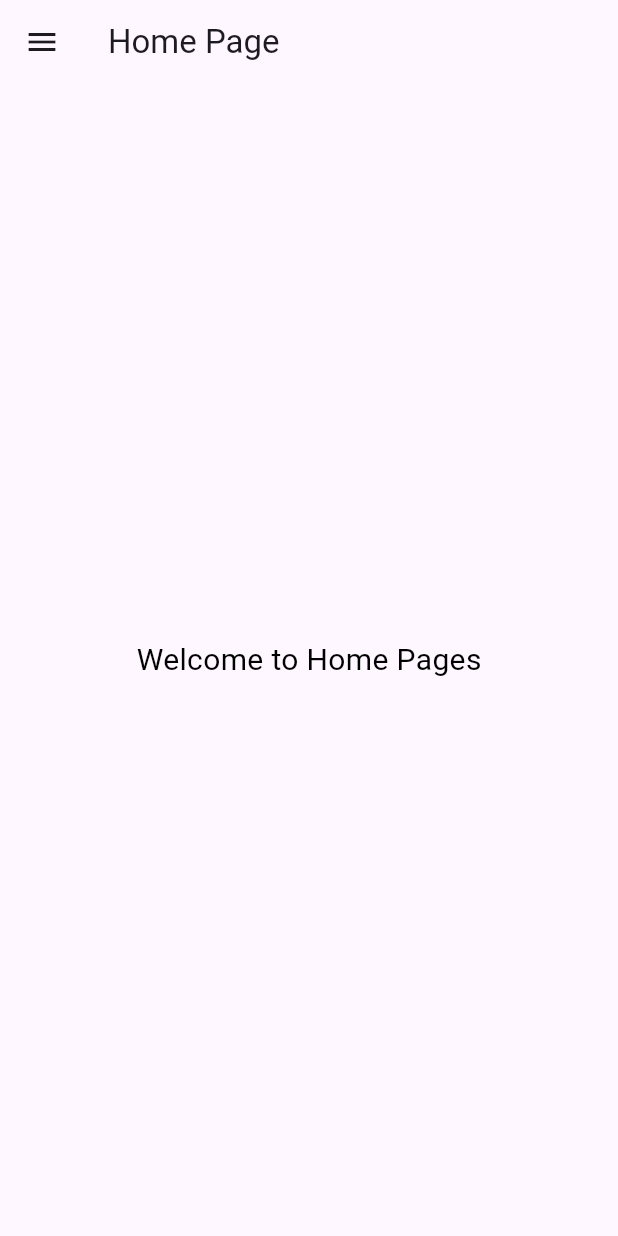
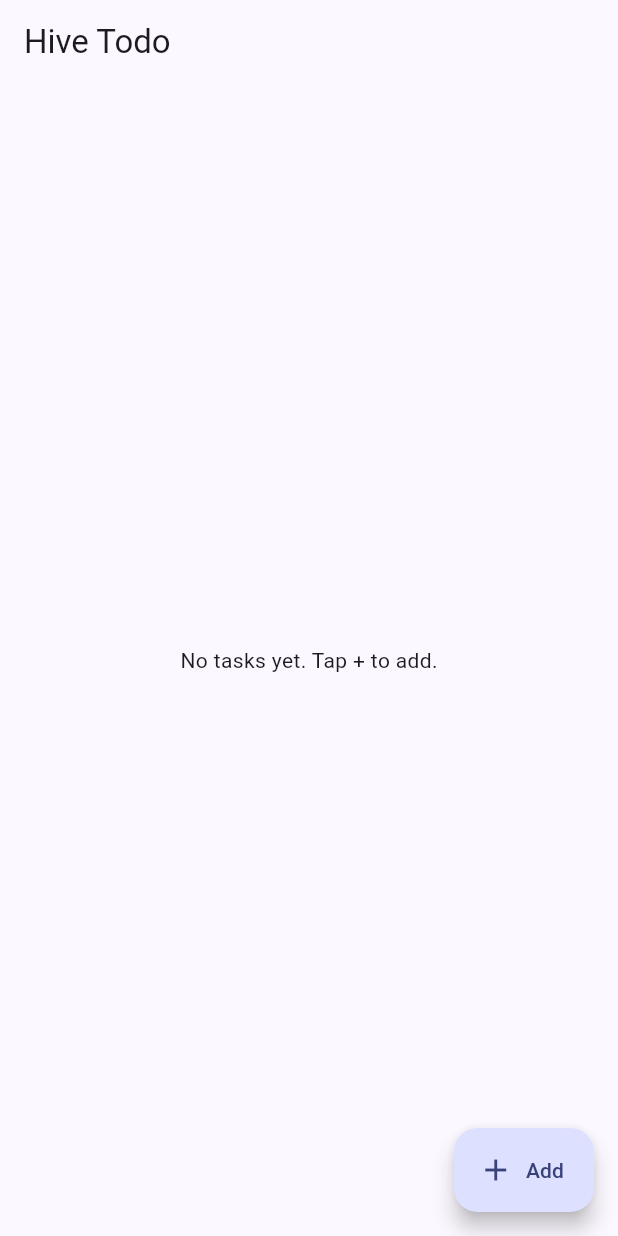
Before and after one commit to ranjanath-tech/Flutter-Theme, a Flutter app: the screen it shows after launch, on a phone screen of 412 x 824 dp. Run offline on Flutter 3.47's test engine with Material 3 defaults, Android fonts, the phone set to English and light mode, and no system bars; our stand-ins replace flutter_secure_storage, hive, hive_flutter; accounts and stored records are empty.

Commit message:
hive learn

```diff
--- /dev/null
+++ b/lib/data/hive_box.dart
@@ -0,0 +1,10 @@
+import 'package:hive_flutter/hive_flutter.dart';
+
+class HiveBoxes {
+  static const tasks = 'tasks';
+  static const settings = 'settings';
+
+  static Future<void> init() async {
+    await Hive.initFlutter();
+  }
+}
--- a/lib/home_page.dart
+++ b/lib/home_page.dart
@@ -1,3 +1,83 @@
+// import 'package:flutter/material.dart';
+// import 'theme_controller.dart';
+
+// class HomePage extends StatelessWidget {
+//   const HomePage({super.key});
+
+//   @override
+//   Widget build(BuildContext context) {
+//     final isDark = ThemeController.instance.isDark;
+
+//     return Scaffold(
+//       appBar: AppBar(
+//         title: const Text("Home Page"),
+//       ),
+//       drawer: Drawer(
+//         child: ListView(
+//           padding: EdgeInsets.zero,
+//           children: [
+//             const DrawerHeader(
+//               decoration: BoxDecoration(color: Colors.deepPurple),
+//               child: Text(
+//                 "Menu",
+//                 style: TextStyle(color: Colors.white, fontSize: 24),
+//               ),
+//             ),
+//             ListTile(
+//               leading: const Icon(Icons.info),
+//               title: const Text("About"),
+//               onTap: () {
+//                 Navigator.pop(context);
+//                 ScaffoldMessenger.of(context).showSnackBar(
+//                   const SnackBar(content: Text("About clicked")),
+//                 );
+//               },
+//             ),
+//             ListTile(
+//               leading: const Icon(Icons.person),
+//               title: const Text("Profile"),
+//               onTap: () {
+//                 Navigator.pop(context);
+//                 ScaffoldMessenger.of(context).showSnackBar(
+//                   const SnackBar(content: Text("Profile clicked")),
+//                 );
+//               },
+//             ),
+//             ListTile(
+//               leading: const Icon(Icons.logout),
+//               title: const Text("Logout"),
+//               onTap: () {
+//                 Navigator.pop(context);
+//                 ScaffoldMessenger.of(context).showSnackBar(
+//                   const SnackBar(content: Text("Logout clicked")),
+//                 );
+//               },
+//             ),
+//             ListTile(
+//               leading: Icon(
+//                 isDark ? Icons.nightlight_round : Icons.wb_sunny,
+//               ),
+//               title: Text(isDark ? "Dark Mode" : "Light Mode"),
+//               onTap: () {
+//                 Navigator.pop(context);
+//                 ThemeController.instance.toggleTheme(); // ✅ toggle global theme
+//               },
+//             ),
+//           ],
+//         ),
+//       ),
+//       body: Center(
+//         child: Text(
+//           "Welcome to Home Pages",
+//           style: TextStyle(
+//             fontSize: 20,
+//             color: isDark ? Colors.black:Colors.white,
+//           ),
+//         ),
+//       ),
+//     );
+//   }
+// }
 import 'package:flutter/material.dart';
 import 'theme_controller.dart';
 
@@ -11,67 +91,21 @@ class HomePage extends StatelessWidget {
     return Scaffold(
       appBar: AppBar(
         title: const Text("Home Page"),
-      ),
-      drawer: Drawer(
-        child: ListView(
-          padding: EdgeInsets.zero,
-          children: [
-            const DrawerHeader(
-              decoration: BoxDecoration(color: Colors.deepPurple),
-              child: Text(
-                "Menu",
-                style: TextStyle(color: Colors.white, fontSize: 24),
-              ),
-            ),
-            ListTile(
-              leading: const Icon(Icons.info),
-              title: const Text("About"),
-              onTap: () {
-                Navigator.pop(context);
-                ScaffoldMessenger.of(context).showSnackBar(
-                  const SnackBar(content: Text("About clicked")),
-                );
-              },
-            ),
-            ListTile(
-              leading: const Icon(Icons.person),
-              title: const Text("Profile"),
-              onTap: () {
-                Navigator.pop(context);
-                ScaffoldMessenger.of(context).showSnackBar(
-                  const SnackBar(content: Text("Profile clicked")),
-                );
-              },
-            ),
-            ListTile(
-              leading: const Icon(Icons.logout),
-              title: const Text("Logout"),
-              onTap: () {
-                Navigator.pop(context);
-                ScaffoldMessenger.of(context).showSnackBar(
-                  const SnackBar(content: Text("Logout clicked")),
-                );
-              },
-            ),
-            ListTile(
-              leading: Icon(
-                isDark ? Icons.nightlight_round : Icons.wb_sunny,
-              ),
-              title: Text(isDark ? "Dark Mode" : "Light Mode"),
-              onTap: () {
-                Navigator.pop(context);
-                ThemeController.instance.toggleTheme(); // ✅ toggle global theme
-              },
-            ),
-          ],
-        ),
+        actions: [
+          Switch(
+            value: isDark,
+            onChanged: (_) {
+              ThemeController.instance.toggleTheme();
+            },
+          ),
+        ],
       ),
       body: Center(
         child: Text(
-          "Welcome to Home Pages",
+          "Welcome to Home Page",
           style: TextStyle(
             fontSize: 20,
-            color: isDark ? Colors.white : Colors.black,
+            color: isDark?Colors.white:Colors.white,
           ),
         ),
       ),
--- a/lib/main.dart
+++ b/lib/main.dart
@@ -1,61 +1,158 @@
+// // import 'package:flutter/material.dart';
+// // import 'theme_controller.dart';
+// // import 'splash_screen.dart';
+
+// // void main() {
+// //   runApp(const MyApp());
+// // }
+
+// // class MyApp extends StatefulWidget {
+// //   const MyApp({super.key});
+
+// //   @override
+// //   State<MyApp> createState() => _MyAppState();
+// // }
+
+// // class _MyAppState extends State<MyApp> {
+// //   @override
+// //   void initState() {
+// //     super.initState();
+// //     // ✅ listen for theme changes
+// //     ThemeController.instance.addListener(_onThemeChanged);
+// //   }
+
+// //   @override
+// //   void dispose() {
+// //     ThemeController.instance.removeListener(_onThemeChanged);
+// //     super.dispose();
+// //   }
+
+// //   void _onThemeChanged() {
+// //     setState(() {}); // rebuild MaterialApp when theme changes
+// //   }
+
+// //   @override
+// //   Widget build(BuildContext context) {
+// //     final isDark = ThemeController.instance.isDark;
+
+// //     return MaterialApp(
+// //       title: 'Flutter Demo',
+// //       theme: ThemeData(
+// //         brightness: Brightness.light,
+// //         colorScheme: ColorScheme.fromSeed(
+// //           seedColor: Colors.deepPurple,
+// //           brightness: Brightness.light,
+// //         ),
+// //         useMaterial3: true,
+// //       ),
+// //       darkTheme: ThemeData(
+// //         brightness: Brightness.dark,
+// //         colorScheme: ColorScheme.fromSeed(
+// //           seedColor: Colors.deepPurple,
+// //           brightness: Brightness.dark,
+// //         ),
+// //         useMaterial3: true,
+// //       ),
+// //       themeMode: isDark ? ThemeMode.dark : ThemeMode.light,
+// //       debugShowCheckedModeBanner: false,
+// //       home: const SplashScreen(),
+// //     );
+// //   }
+// // }
+// import 'package:flutter/material.dart';
+// import 'theme_controller.dart';
+// import 'splash_screen.dart';
+
+// void main() {
+//   runApp(const MyApp());
+// }
+
+// class MyApp extends StatefulWidget {
+//   const MyApp({super.key});
+
+//   @override
+//   State<MyApp> createState() => _MyAppState();
+// }
+
+// class _MyAppState extends State<MyApp> {
+//   @override
+//   void initState() {
+//     super.initState();
+
+//     // ✅ listen for theme change
+//     ThemeController.instance.addListener(_onThemeChanged);
+//   }
+
+//   @override
+//   void dispose() {
+//     ThemeController.instance.removeListener(_onThemeChanged);
+//     super.dispose();
+//   }
+
+//   void _onThemeChanged() {
+//     setState(() {}); // rebuild app when theme changes
+//   }
+
+//   @override
+//   Widget build(BuildContext context) {
+//     final isDark = ThemeController.instance.isDark;
+
+//     return MaterialApp(
+//       title: 'Flutter Demo',
+//       theme: ThemeData(
+//         brightness: Brightness.light,
+//         colorScheme: ColorScheme.fromSeed(
+//           seedColor: Colors.deepPurple,
+//           brightness: Brightness.light,
+//         ),
+//         useMaterial3: true,
+//       ),
+//       darkTheme: ThemeData(
+//         brightness: Brightness.dark,
+//         colorScheme: ColorScheme.fromSeed(
+//           seedColor: Colors.deepPurple,
+//           brightness: Brightness.dark,
+//         ),
+//         useMaterial3: true,
+//       ),
+//       themeMode: isDark ? ThemeMode.dark : ThemeMode.light,
+//       debugShowCheckedModeBanner: false,
+//       home: const SplashScreen(),
+//     );
+//   }
+// }
+
 import 'package:flutter/material.dart';
-import 'theme_controller.dart';
-import 'splash_screen.dart';
+import 'package:hive/hive.dart';
+import 'package:hive_flutter/hive_flutter.dart';
+import 'package:theme_proj/data/hive_box.dart';
+import 'models/task.dart';
+import 'screens/home_page.dart';
 
-void main() {
+Future<void> main() async {
+  WidgetsFlutterBinding.ensureInitialized();
+  await HiveBoxes.init();
+
+  // Register adapters
+  Hive.registerAdapter(TaskAdapter());
+
+  // Open boxes (synchronously before runApp so UI can use them immediately)
+  await Hive.openBox('settings'); // dynamic primitives
+  await Hive.openBox<Task>(HiveBoxes.tasks);
+
   runApp(const MyApp());
 }
 
-class MyApp extends StatefulWidget {
+class MyApp extends StatelessWidget {
   const MyApp({super.key});
 
   @override
-  State<MyApp> createState() => _MyAppState();
-}
-
-class _MyAppState extends State<MyApp> {
-  @override
-  void initState() {
-    super.initState();
-    // ✅ listen for theme changes
-    ThemeController.instance.addListener(_onThemeChanged);
-  }
-
-  @override
-  void dispose() {
-    ThemeController.instance.removeListener(_onThemeChanged);
-    super.dispose();
-  }
-
-  void _onThemeChanged() {
-    setState(() {}); // rebuild MaterialApp when theme changes
-  }
-
-  @override
   Widget build(BuildContext context) {
-    final isDark = ThemeController.instance.isDark;
-
     return MaterialApp(
-      title: 'Flutter Demo',
-      theme: ThemeData(
-        brightness: Brightness.light,
-        colorScheme: ColorScheme.fromSeed(
-          seedColor: Colors.deepPurple,
-          brightness: Brightness.light,
-        ),
-        useMaterial3: true,
-      ),
-      darkTheme: ThemeData(
-        brightness: Brightness.dark,
-        colorScheme: ColorScheme.fromSeed(
-          seedColor: Colors.deepPurple,
-          brightness: Brightness.dark,
-        ),
-        useMaterial3: true,
-      ),
-      themeMode: isDark ? ThemeMode.dark : ThemeMode.light,
+      title: 'Hive Demo',
       debugShowCheckedModeBanner: false,
-      home: const SplashScreen(),
+      theme: ThemeData(useMaterial3: true, colorSchemeSeed: Colors.indigo),
+      home: const HomePage(),
     );
   }
 }
--- /dev/null
+++ b/lib/models/task.dart
@@ -0,0 +1,25 @@
+import 'package:hive/hive.dart';
+
+part 'task.g.dart';
+
+@HiveType(typeId: 1)
+class Task extends HiveObject {
+  @HiveField(0)
+  String title;
+
+  @HiveField(1)
+  String? note;
+
+  @HiveField(2)
+  bool done;
+
+  @HiveField(3)
+  DateTime createdAt;
+
+  Task({
+    required this.title,
+    this.note,
+    this.done = false,
+    DateTime? createdAt,
+  }) : createdAt = createdAt ?? DateTime.now();
+}
--- /dev/null
+++ b/lib/screens/home_page.dart
@@ -0,0 +1,115 @@
+import 'package:flutter/material.dart';
+import 'package:hive/hive.dart';
+import 'package:hive_flutter/hive_flutter.dart';
+import 'package:theme_proj/data/hive_box.dart';
+import '../models/task.dart';
+import 'dart:async';
+
+class HomePage extends StatelessWidget {
+  const HomePage({super.key});
+
+  @override
+  Widget build(BuildContext context) {
+    final Box<Task> tasksBox = Hive.box<Task>(HiveBoxes.tasks);
+
+    return Scaffold(
+      appBar: AppBar(title: const Text('Hive Todo')),
+      body: ValueListenableBuilder<Box<Task>>(
+        valueListenable: tasksBox.listenable(),
+        builder: (context, box, _) {
+          if (box.isEmpty) {
+            return const Center(child: Text('No tasks yet. Tap + to add.'));
+          }
+          final tasks = box.values.toList().cast<Task>();
+          tasks.sort((a, b) => a.createdAt.compareTo(b.createdAt));
+
+          return ListView.builder(
+            itemCount: tasks.length,
+            itemBuilder: (context, i) {
+              final task = tasks[i];
+              return Dismissible(
+                key: ValueKey(task.key),
+                background: Container(color: Colors.redAccent),
+                onDismissed: (_) => task.delete(),
+                child: CheckboxListTile(
+                  title: Text(
+                    task.title,
+                    style: TextStyle(
+                      decoration: task.done ? TextDecoration.lineThrough : null,
+                    ),
+                  ),
+                  subtitle: task.note?.isNotEmpty == true ? Text(task.note!) : null,
+                  value: task.done,
+                  onChanged: (v) async {
+                    task.done = v ?? false;
+                    await task.save();
+                  },
+                  secondary: IconButton(
+                    icon: const Icon(Icons.edit),
+                    onPressed: () => _showAddOrEditTaskDialog(context, existing: task),
+                  ),
+                ),
+              );
+            },
+          );
+        },
+      ),
+      floatingActionButton: FloatingActionButton.extended(
+        onPressed: () => _showAddOrEditTaskDialog(context),
+        label: const Text('Add'),
+        icon: const Icon(Icons.add),
+      ),
+    );
+  }
+}
+
+Future<void> _showAddOrEditTaskDialog(BuildContext context, {Task? existing}) async {
+  final titleCtrl = TextEditingController(text: existing?.title ?? '');
+  final noteCtrl = TextEditingController(text: existing?.note ?? '');
+  final formKey = GlobalKey<FormState>();
+  final Box<Task> box = Hive.box<Task>(HiveBoxes.tasks);
+
+  await showDialog(
+    context: context,
+    builder: (_) => AlertDialog(
+      title: Text(existing == null ? 'New task' : 'Edit task'),
+      content: Form(
+        key: formKey,
+        child: Column(
+          mainAxisSize: MainAxisSize.min,
+          children: [
+            TextFormField(
+              controller: titleCtrl,
+              decoration: const InputDecoration(labelText: 'Title'),
+              validator: (v) => (v == null || v.trim().isEmpty) ? 'Enter a title' : null,
+            ),
+            TextFormField(
+              controller: noteCtrl,
+              decoration: const InputDecoration(labelText: 'Note (optional)'),
+            ),
+          ],
+        ),
+      ),
+      actions: [
+        TextButton(onPressed: () => Navigator.pop(context), child: const Text('Cancel')),
+        ElevatedButton(
+          onPressed: () async {
+            if (!formKey.currentState!.validate()) return;
+            final title = titleCtrl.text.trim();
+            final note = noteCtrl.text.trim().isEmpty ? null : noteCtrl.text.trim();
+            if (existing == null) {
+              await box.add(Task(title: title, note: note));
+            } else {
+              existing
+                ..title = title
+                ..note = note;
+              await existing.save();
+            }
+            if (context.mounted) Navigator.pop(context);
+          },
+          child: Text(existing == null ? 'Add' : 'Save'),
+        ),
+      ],
+    ),
+  );
+}
```
Also changed, not shown: lib/data/hive_encryption.dart (added, +25 -0 lines), lib/splash_screen.dart (+65 -0 lines), lib/theme_controller.dart (+26 -3 lines), pubspec.yaml (+10 -68 lines), lib/models/task.g.dart (added), pubspec.lock, 15 other files.
